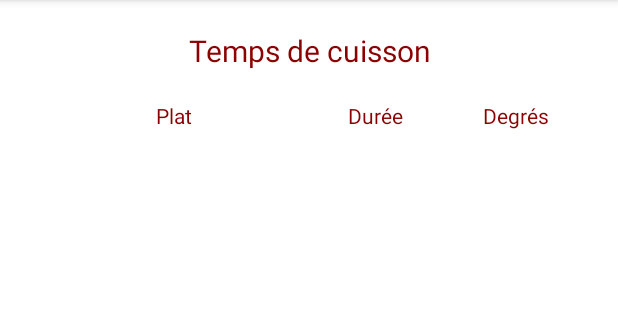
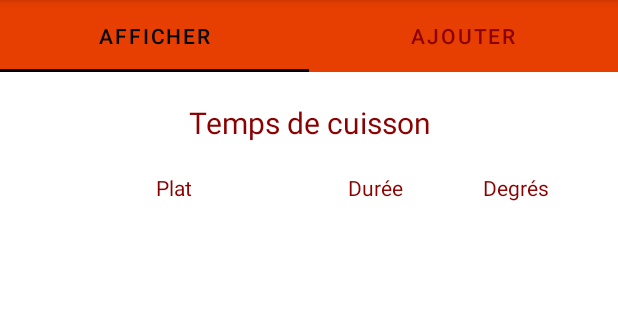
Before and after one commit to Aaravoss/Appli_android_cuisson_plat, an Android app: the screen it shows after launch (MainActivity), on a phone screen of 412 x 824 dp, the part 84-404 px from its top. Run offline under Robolectric (Android 15) with nearby library versions, the phone set to English and light mode, and no system bars.

Commit message:
fix13 fragmentation de la vue et accessibilité à l'aide d'onglets

```diff
--- /dev/null
+++ b/AppCuisson/app/src/main/java/com/example/tds/FragmentAfficher.java
@@ -0,0 +1,34 @@
+package com.example.tds;
+
+import androidx.fragment.app.Fragment;
+import android.os.Bundle;
+import android.view.LayoutInflater;
+import android.view.View;
+import android.view.ViewGroup;
+
+public class FragmentAfficher extends Fragment {
+
+    public FragmentAfficher(){
+        //Required empty public constructor
+    }
+
+    /**
+     * Factory de la classe FragmentAfficher
+     * @return une nouvelle instance du fragment FragmentAfficher
+     */
+    public static FragmentAfficher newInstance(){
+        FragmentAfficher fragment = new FragmentAfficher();
+        return fragment;
+    }
+
+    @Override
+    public void  onCreate(Bundle savedInstanceState) {
+        super.onCreate(savedInstanceState);
+    }
+
+    @Override
+    public View onCreateView(LayoutInflater inflater, ViewGroup container, Bundle savedInstanceState){
+
+        return inflater.inflate(R.layout.page_afficher, container, false);
+    }
+}
--- a/AppCuisson/app/src/main/java/com/example/tds/MainActivity.java
+++ b/AppCuisson/app/src/main/java/com/example/tds/MainActivity.java
@@ -1,18 +1,15 @@
 package com.example.tds;
 
+import androidx.annotation.NonNull;
 import androidx.appcompat.app.AppCompatActivity;
 import androidx.viewpager2.widget.ViewPager2;
-
 import android.media.MediaPlayer;
 import android.os.Bundle;
-import android.view.View;
-import android.widget.CheckBox;
-import android.widget.EditText;
-import android.widget.RadioGroup;
+import com.example.tds.outils.PageAdapter;
+import com.google.android.material.tabs.TabLayout;
+import com.google.android.material.tabs.TabLayoutMediator;
 
-import com.example.tds.fragments.PageAdapter;
-
-public class MainActivity extends AppCompatActivity implements View.OnClickListener {
+public class MainActivity extends AppCompatActivity {
 
     MediaPlayer mp;
 
@@ -26,14 +23,27 @@ public class MainActivity extends AppCompatActivity implements View.OnClickListe
         mp = MediaPlayer.create(this, R.raw.cake_cover_by_madstalker);
         mp.setLooping(true);
         mp.start();
+        ViewPager2 gestionnairePagination = findViewById(R.id.activity_main_viewpager);
+        TabLayout gestionnaireOnglet = findViewById(R.id.activity_main_tab_layout);
 
-        //on récupère un accès sur le ViewPager et associe au main_activity un adaptateur
-        ViewPager2 pager = findViewById(R.id.activity_main_viewpager);
-        pager.setAdapter(new PageAdapter(this));
-    }
+        // associe au main_activity un adaptateur
+        gestionnairePagination.setAdapter(new PageAdapter(this));
 
-    public void onClick(View view){
+        String[] titreOnglet = {
+                getString(R.string.onglet_en_cours_0),
+                getString(R.string.onglet_en_cours_1)
+        };
 
+        new TabLayoutMediator(
+                gestionnaireOnglet,
+                gestionnairePagination,
+                new TabLayoutMediator.TabConfigurationStrategy() {
+                    @Override
+                    public void onConfigureTab( TabLayout.Tab tab, int position) {
+                        tab.setText(titreOnglet[position]);
+                    }
+                }
+                ).attach();
     }
 
     /**
@@ -59,11 +69,4 @@ public class MainActivity extends AppCompatActivity implements View.OnClickListe
         //remise en route de la musique là où elle s'est arrêtée
         mp.start();
     }
-
-    /**
-     * Affiche l'état de l'application par défaut
-     */
-    public void initAppli(){
-
-    }
 }
--- a/AppCuisson/app/src/main/res/layout/activity_main.xml
+++ b/AppCuisson/app/src/main/res/layout/activity_main.xml
@@ -1,7 +1,27 @@
 <?xml version="1.0" encoding="utf-8"?>
-<androidx.viewpager2.widget.ViewPager2
+<LinearLayout
     xmlns:android="http://schemas.android.com/apk/res/android"
-    android:id="@+id/activity_main_viewpager"
+    xmlns:app="http://schemas.android.com/apk/res-auto"
     android:layout_width="match_parent"
     android:layout_height="match_parent"
-    />
+    android:orientation="vertical"
+    >
+
+    <com.google.android.material.tabs.TabLayout
+        android:id="@+id/activity_main_tab_layout"
+        android:layout_width="match_parent"
+        android:layout_height="wrap_content"
+        app:tabTextColor="@color/darkred"
+        app:tabBackground="@color/corail"
+        app:tabSelectedTextColor="@color/black"
+        app:tabIndicatorColor="@color/black"
+        />
+
+    <androidx.viewpager2.widget.ViewPager2
+        android:id="@+id/activity_main_viewpager"
+        android:layout_width="match_parent"
+        android:layout_height="0dp"
+        android:layout_weight="1"
+        />
+
+</LinearLayout>
--- a/AppCuisson/app/src/main/res/layout/page_afficher.xml
+++ b/AppCuisson/app/src/main/res/layout/page_afficher.xml
@@ -1,9 +1,10 @@
 <?xml version="1.0" encoding="utf-8"?>
-<TableLayout xmlns:android="http://schemas.android.com/apk/res/android"
+<TableLayout
+    xmlns:android="http://schemas.android.com/apk/res/android"
     xmlns:tools="http://schemas.android.com/tools"
     android:layout_width="match_parent"
     android:layout_height="match_parent"
-    tools:context=".MainActivity"
+    tools:context=".FragmentAfficher"
     android:orientation="vertical"
     android:stretchColumns="1">
 
--- a/AppCuisson/app/src/main/res/values/strings.xml
+++ b/AppCuisson/app/src/main/res/values/strings.xml
@@ -4,4 +4,6 @@
     <string name="text_afficher_plat">Plat</string>
     <string name="text_afficher_duree">Durée</string>
     <string name="text_afficher_degre">Degrés</string>
+    <string name="onglet_en_cours_0">AFFICHER</string>
+    <string name="onglet_en_cours_1">AJOUTER</string>
 </resources>
```
Also changed, not shown: AppCuisson/app/src/main/java/com/example/tds/FragmentAjouter.java (renamed from AppCuisson/app/src/main/java/com/example/tds/fragments/FragmentAfficher.java, +8 -9 lines), AppCuisson/app/src/main/java/com/example/tds/outils/PageAdapter.java (renamed from AppCuisson/app/src/main/java/com/example/tds/fragments/PageAdapter.java, +5 -2 lines), AppCuisson/app/src/main/res/layout/page_ajouter.xml (added, +15 -0 lines).
